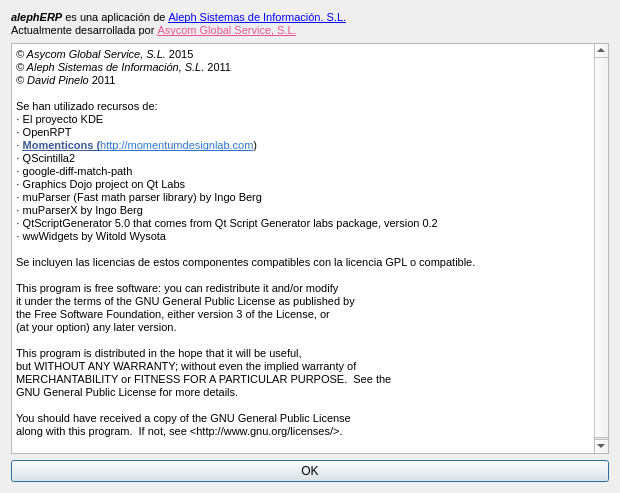
First picture: the form in src/lib/daobusiness/forms/acercaDe.ui, repository dpinelo/AS7, before the edit.
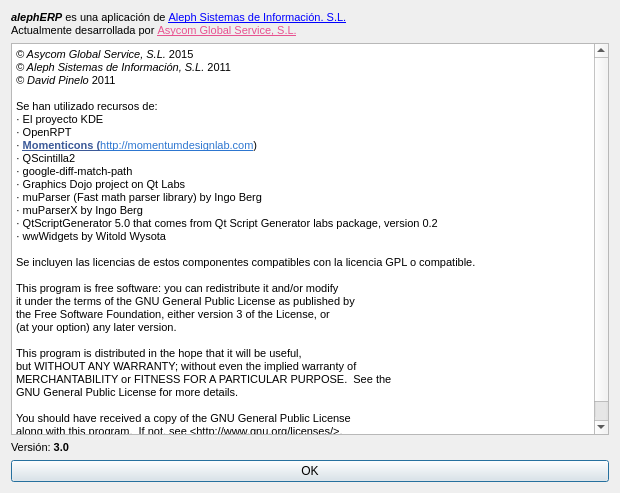
Second picture: the form after the edit. Icons and pictures are not drawn.

Commit message: Clearfying version number.

```diff
--- a/src/lib/daobusiness/forms/acercaDe.ui
+++ b/src/lib/daobusiness/forms/acercaDe.ui
@@ -76,6 +76,13 @@
      </property>
     </widget>
    </item>
+   <item>
+    <widget class="QLabel" name="lblVersion">
+     <property name="text">
+      <string>&lt;html&gt;&lt;head/&gt;&lt;body&gt;&lt;p&gt;&lt;span style=&quot; font-size:8pt;&quot;&gt;Versión: &lt;/span&gt;&lt;span style=&quot; font-size:8pt; font-weight:600;&quot;&gt;3.0&lt;/span&gt;&lt;/p&gt;&lt;/body&gt;&lt;/html&gt;</string>
+     </property>
+    </widget>
+   </item>
    <item>
     <widget class="QPushButton" name="pbOk">
      <property name="text">
```
The commit also changes 9 other files.
